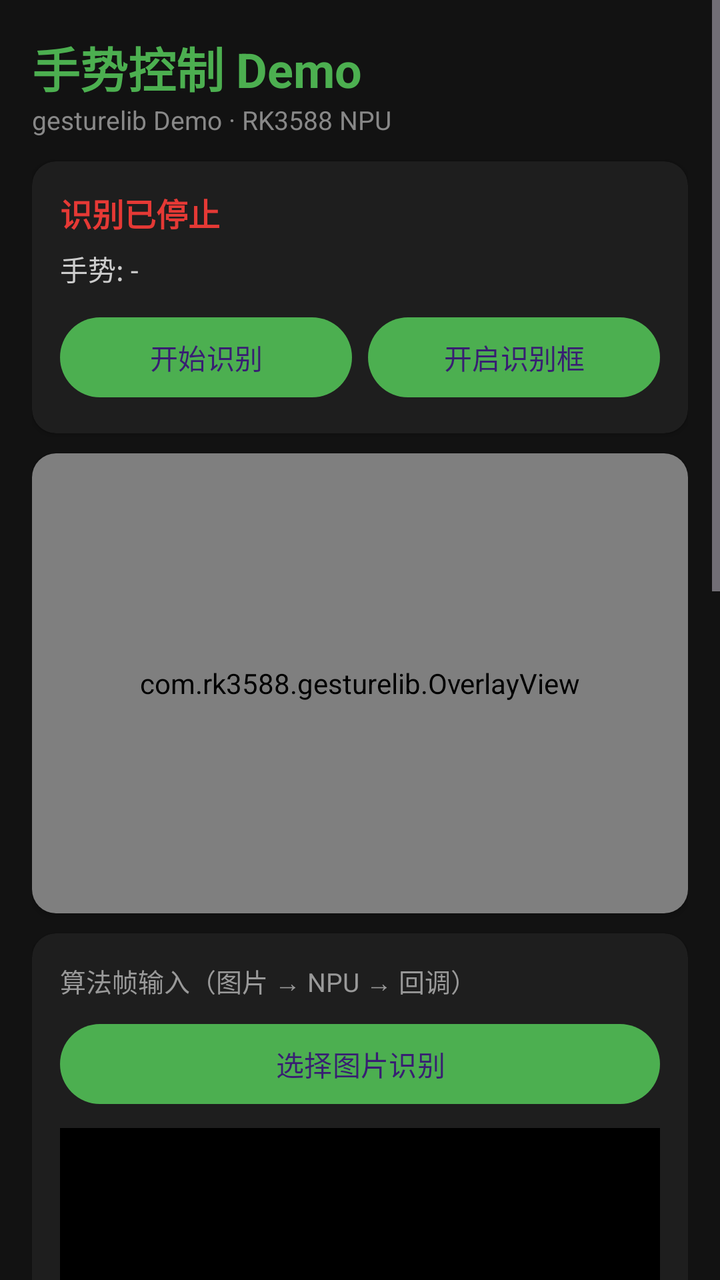
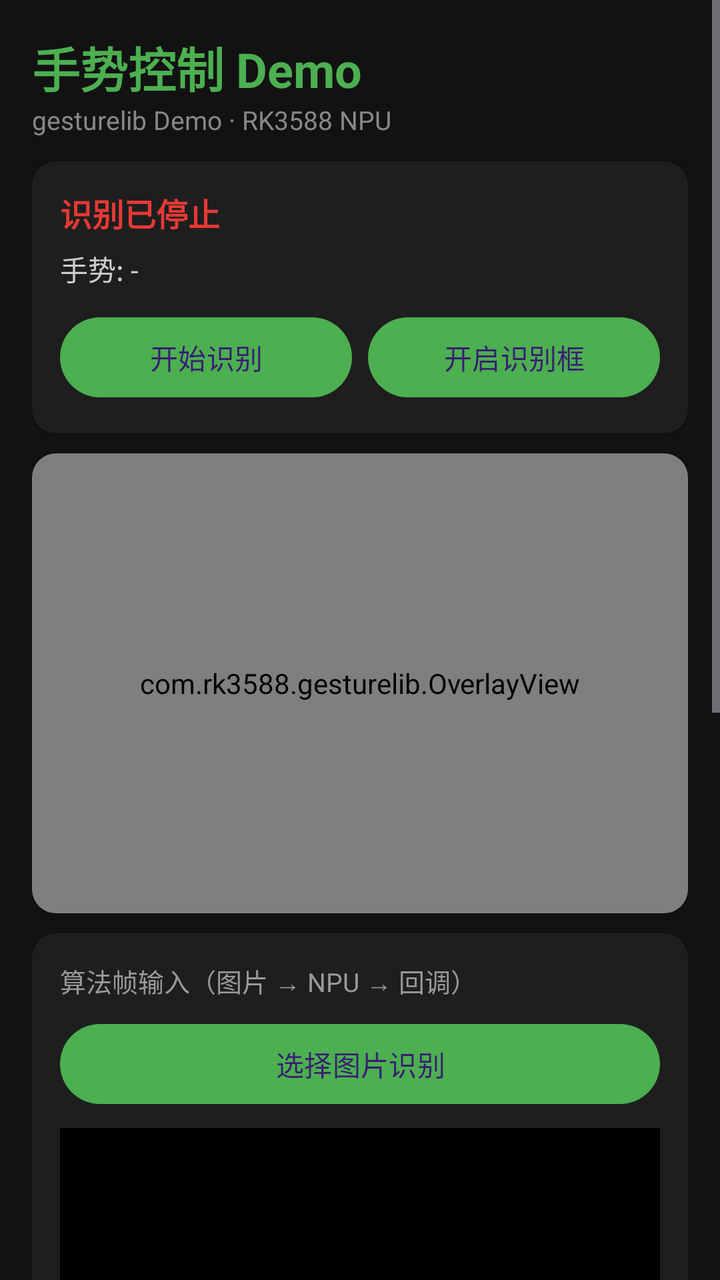

An Android layout rendered at two revisions. The XML below is the earlier revision; the diff shows what the commit changed to produce the second picture.
<!-- AndroidManifest.xml: application theme Theme.AirGesture -->
<!-- res/layout/activity_main.xml -->
<?xml version="1.0" encoding="utf-8"?>
<ScrollView xmlns:android="http://schemas.android.com/apk/res/android"
    android:layout_width="match_parent"
    android:layout_height="match_parent"
    android:fillViewport="true">

    <LinearLayout
        android:layout_width="match_parent"
        android:layout_height="wrap_content"
        android:orientation="vertical"
        android:padding="16dp">

        <TextView
            android:layout_width="wrap_content"
            android:layout_height="wrap_content"
            android:text="@string/app_name"
            android:textColor="#4CAF50"
            android:textSize="24sp"
            android:textStyle="bold" />

        <TextView
            android:layout_width="wrap_content"
            android:layout_height="wrap_content"
            android:text="gesturelib Demo · RK3588 NPU"
            android:textColor="#888888"
            android:textSize="13sp" />

        
        <com.google.android.material.card.MaterialCardView
            style="@style/Card"
            android:layout_width="match_parent"
            android:layout_height="wrap_content"
            android:layout_marginTop="12dp">

            <LinearLayout
                android:layout_width="match_parent"
                android:layout_height="wrap_content"
                android:orientation="vertical"
                android:padding="14dp">

                <TextView
                    android:id="@+id/tv_status"
                    android:layout_width="wrap_content"
                    android:layout_height="wrap_content"
                    android:text="识别已停止"
                    android:textColor="#E53935"
                    android:textSize="16sp"
                    android:textStyle="bold" />

                <TextView
                    android:id="@+id/tv_live"
                    android:layout_width="wrap_content"
                    android:layout_height="wrap_content"
                    android:layout_marginTop="6dp"
                    android:text="手势: -"
                    android:textColor="#CCCCCC"
                    android:textSize="14sp" />

                <LinearLayout
                    android:layout_width="match_parent"
                    android:layout_height="wrap_content"
                    android:layout_marginTop="10dp"
                    android:orientation="horizontal">

                    <Button
                        android:id="@+id/btn_toggle"
                        android:layout_width="0dp"
                        android:layout_height="wrap_content"
                        android:layout_weight="1"
                        android:text="开始识别" />

                    <Button
                        android:id="@+id/btn_overlay"
                        android:layout_width="0dp"
                        android:layout_height="wrap_content"
                        android:layout_marginStart="8dp"
                        android:layout_weight="1"
                        android:text="开启识别框" />
                </LinearLayout>
            </LinearLayout>
        </com.google.android.material.card.MaterialCardView>

        
        <com.google.android.material.card.MaterialCardView
            style="@style/Card"
            android:layout_width="match_parent"
            android:layout_height="wrap_content"
            android:layout_marginTop="10dp">

            <FrameLayout
                android:id="@+id/preview_frame"
                android:layout_width="match_parent"
                android:layout_height="230dp"
                android:background="#000000">

                <ImageView
                    android:id="@+id/preview_image"
                    android:layout_width="match_parent"
                    android:layout_height="match_parent"
                    android:scaleType="fitCenter" />

                <com.rk3588.gesturelib.OverlayView
                    android:id="@+id/overlay_view"
                    android:layout_width="match_parent"
                    android:layout_height="match_parent" />
            </FrameLayout>
        </com.google.android.material.card.MaterialCardView>

        
        <com.google.android.material.card.MaterialCardView
            style="@style/Card"
            android:layout_width="match_parent"
            android:layout_height="wrap_content"
            android:layout_marginTop="10dp">

            <LinearLayout
                android:layout_width="match_parent"
                android:layout_height="wrap_content"
                android:orientation="vertical"
                android:padding="14dp">

                <TextView
                    android:layout_width="wrap_content"
                    android:layout_height="wrap_content"
                    android:text="算法帧输入（图片 → NPU → 回调）"
                    android:textColor="#999999"
                    android:textSize="13sp" />

                <Button
                    android:id="@+id/btn_pick_image"
                    android:layout_width="match_parent"
                    android:layout_height="wrap_content"
                    android:layout_marginTop="8dp"
                    android:text="选择图片识别" />

                <ImageView
                    android:id="@+id/iv_frame"
                    android:layout_width="match_parent"
                    android:layout_height="180dp"
                    android:layout_marginTop="8dp"
                    android:background="#000000"
                    android:scaleType="fitCenter" />

                <TextView
                    android:id="@+id/tv_frame_result"
                    android:layout_width="match_parent"
                    android:layout_height="wrap_content"
                    android:layout_marginTop="8dp"
                    android:text="-"
                    android:textColor="#9FE89F"
                    android:textSize="12sp" />
            </LinearLayout>
        </com.google.android.material.card.MaterialCardView>

        
        <com.google.android.material.card.MaterialCardView
            style="@style/Card"
            android:layout_width="match_parent"
            android:layout_height="wrap_content"
            android:layout_marginTop="10dp">

            <LinearLayout
                android:layout_width="match_parent"
                android:layout_height="wrap_content"
                android:orientation="vertical"
                android:padding="14dp">

                <TextView
                    android:layout_width="wrap_content"
                    android:layout_height="wrap_content"
                    android:text="权限"
                    android:textColor="#999999"
                    android:textSize="13sp" />

                <TextView
                    android:id="@+id/row_camera"
                    style="@style/PermRow"
                    android:layout_width="match_parent"
                    android:layout_height="wrap_content"
                    android:text="相机权限" />

                <TextView
                    android:id="@+id/row_overlay"
                    style="@style/PermRow"
                    android:layout_width="match_parent"
                    android:layout_height="wrap_content"
                    android:text="悬浮窗权限" />

                <TextView
                    android:id="@+id/row_access"
                    style="@style/PermRow"
                    android:layout_width="match_parent"
                    android:layout_height="wrap_content"
                    android:text="无障碍服务" />

                <Button
                    android:id="@+id/btn_root_grant"
                    android:layout_width="match_parent"
                    android:layout_height="wrap_content"
                    android:layout_marginTop="8dp"
                    android:text="一键 Root 授权" />
            </LinearLayout>
        </com.google.android.material.card.MaterialCardView>

        
        <com.google.android.material.card.MaterialCardView
            style="@style/Card"
            android:layout_width="match_parent"
            android:layout_height="wrap_content"
            android:layout_marginTop="10dp">

            <LinearLayout
                android:layout_width="match_parent"
                android:layout_height="wrap_content"
                android:orientation="vertical"
                android:padding="14dp">

                <TextView
                    android:layout_width="wrap_content"
                    android:layout_height="wrap_content"
                    android:text="手势映射（关 = 只识别不动作）"
                    android:textColor="#999999"
                    android:textSize="13sp" />

                <Switch
                    android:id="@+id/sw_palm"
                    style="@style/SwitchRow"
                    android:layout_width="match_parent"
                    android:layout_height="wrap_content" />

                <Switch
                    android:id="@+id/sw_victory"
                    style="@style/SwitchRow"
                    android:layout_width="match_parent"
                    android:layout_height="wrap_content" />

                <Switch
                    android:id="@+id/sw_fist"
                    style="@style/SwitchRow"
                    android:layout_width="match_parent"
                    android:layout_height="wrap_content" />

                <Switch
                    android:id="@+id/sw_wave"
                    style="@style/SwitchRow"
                    android:layout_width="match_parent"
                    android:layout_height="wrap_content" />
            </LinearLayout>
        </com.google.android.material.card.MaterialCardView>

        
        <com.google.android.material.card.MaterialCardView
            style="@style/Card"
            android:layout_width="match_parent"
            android:layout_height="wrap_content"
            android:layout_marginTop="10dp"
            android:layout_marginBottom="20dp">

            <LinearLayout
                android:layout_width="match_parent"
                android:layout_height="wrap_content"
                android:orientation="vertical"
                android:padding="14dp">

                <TextView
                    android:layout_width="wrap_content"
                    android:layout_height="wrap_content"
                    android:text="事件"
                    android:textColor="#999999"
                    android:textSize="13sp" />

                <TextView
                    android:id="@+id/tv_log"
                    android:layout_width="match_parent"
                    android:layout_height="wrap_content"
                    android:layout_marginTop="6dp"
                    android:text="-"
                    android:textColor="#9FE89F"
                    android:textSize="12sp" />

                <TextView
                    android:id="@+id/lbl_gap"
                    android:layout_width="wrap_content"
                    android:layout_height="wrap_content"
                    android:layout_marginTop="10dp"
                    android:text="动作间隔"
                    android:textColor="#CCCCCC"
                    android:textSize="14sp" />

                <SeekBar
                    android:id="@+id/sb_gap"
                    android:layout_width="match_parent"
                    android:layout_height="wrap_content"
                    android:max="6000" />
            </LinearLayout>
        </com.google.android.material.card.MaterialCardView>
    </LinearLayout>
</ScrollView>
<!-- resources referenced by this layout -->
<resources>
  <string name="app_name">手势控制 Demo</string>
  <style name="Card" parent="Widget.Material3.CardView.Elevated">
          <item name="cardBackgroundColor">#1E1E1E</item>
          <item name="cardCornerRadius">12dp</item>
          <item name="cardElevation">2dp</item>
      </style>
  <style name="PermRow">
          <item name="android:textColor">#CCCCCC</item>
          <item name="android:textSize">14sp</item>
          <item name="android:paddingTop">10dp</item>
          <item name="android:paddingBottom">10dp</item>
          <item name="android:clickable">true</item>
          <item name="android:foreground">?android:attr/selectableItemBackground</item>
      </style>
  <style name="SwitchRow">
          <item name="android:textColor">#DDDDDD</item>
          <item name="android:textSize">15sp</item>
          <item name="android:paddingTop">8dp</item>
          <item name="android:paddingBottom">8dp</item>
      </style>
  <style name="Theme.AirGesture" parent="Theme.Material3.Dark.NoActionBar">
          <item name="colorPrimary">@color/accent_npu</item>
          <item name="android:statusBarColor">@color/bg_dark</item>
          <item name="android:windowBackground">@color/bg_dark</item>
      </style>
  <color name="accent_npu">#4CAF50</color>
  <color name="bg_dark">#121212</color>
</resources>

<!-- the commit's change to res/layout/activity_main.xml (unified diff, before → after) -->
@@ -168,56 +168,6 @@
                 <TextView
                     android:layout_width="wrap_content"
                     android:layout_height="wrap_content"
-                    android:text="权限"
-                    android:textColor="#999999"
-                    android:textSize="13sp" />
-
-                <TextView
-                    android:id="@+id/row_camera"
-                    style="@style/PermRow"
-                    android:layout_width="match_parent"
-                    android:layout_height="wrap_content"
-                    android:text="相机权限" />
-
-                <TextView
-                    android:id="@+id/row_overlay"
-                    style="@style/PermRow"
-                    android:layout_width="match_parent"
-                    android:layout_height="wrap_content"
-                    android:text="悬浮窗权限" />
-
-                <TextView
-                    android:id="@+id/row_access"
-                    style="@style/PermRow"
-                    android:layout_width="match_parent"
-                    android:layout_height="wrap_content"
-                    android:text="无障碍服务" />
-
-                <Button
-                    android:id="@+id/btn_root_grant"
-                    android:layout_width="match_parent"
-                    android:layout_height="wrap_content"
-                    android:layout_marginTop="8dp"
-                    android:text="一键 Root 授权" />
-            </LinearLayout>
-        </com.google.android.material.card.MaterialCardView>
-
-        
-        <com.google.android.material.card.MaterialCardView
-            style="@style/Card"
-            android:layout_width="match_parent"
-            android:layout_height="wrap_content"
-            android:layout_marginTop="10dp">
-
-            <LinearLayout
-                android:layout_width="match_parent"
-                android:layout_height="wrap_content"
-                android:orientation="vertical"
-                android:padding="14dp">
-
-                <TextView
-                    android:layout_width="wrap_content"
-                    android:layout_height="wrap_content"
                     android:text="手势映射（关 = 只识别不动作）"
                     android:textColor="#999999"
                     android:textSize="13sp" />
<!-- resource entries referenced after the edit -->
@@ -5,14 +5,6 @@
           <item name="cardBackgroundColor">#1E1E1E</item>
           <item name="cardCornerRadius">12dp</item>
           <item name="cardElevation">2dp</item>
-      </style>
-  <style name="PermRow">
-          <item name="android:textColor">#CCCCCC</item>
-          <item name="android:textSize">14sp</item>
-          <item name="android:paddingTop">10dp</item>
-          <item name="android:paddingBottom">10dp</item>
-          <item name="android:clickable">true</item>
-          <item name="android:foreground">?android:attr/selectableItemBackground</item>
       </style>
   <style name="SwitchRow">
           <item name="android:textColor">#DDDDDD</item>
